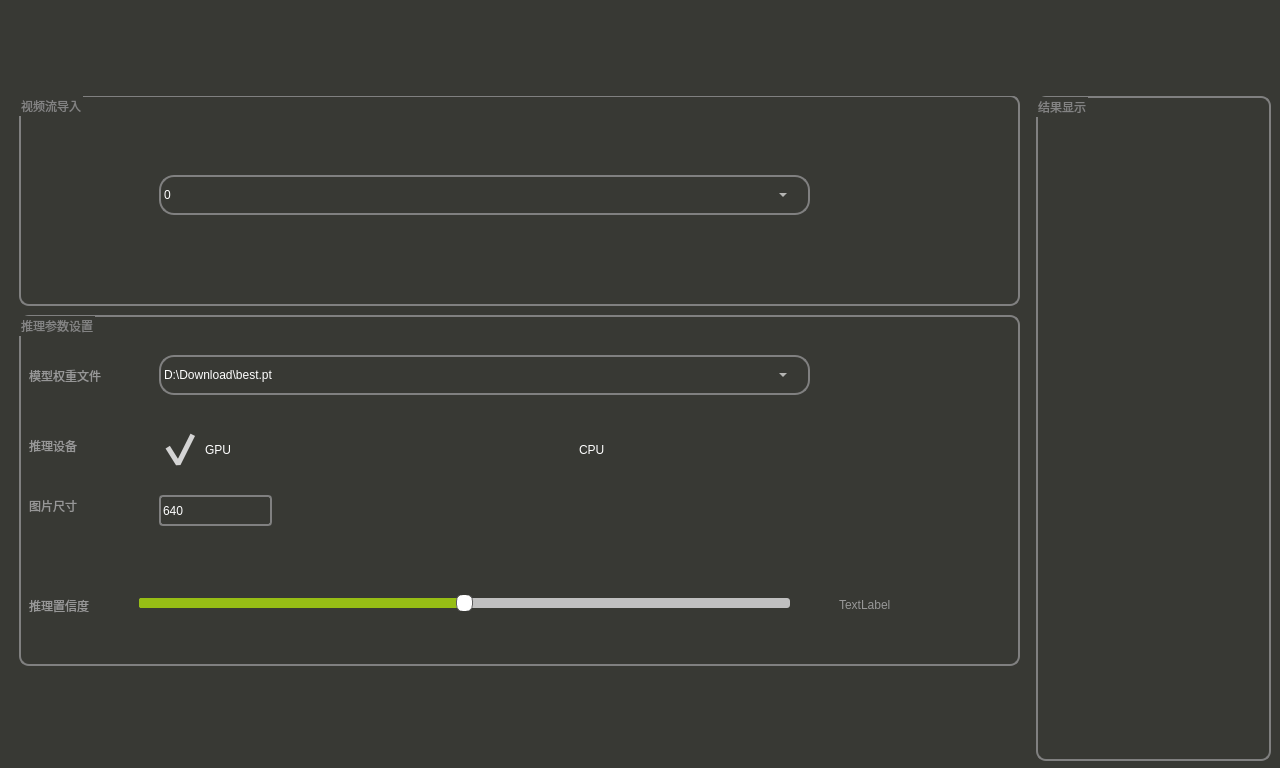
Qt form Project_UI/CrawlerCraneCounterweightDetection/form.ui (Karry11/CrawlerCraneCounterweightDetection) before a commit.
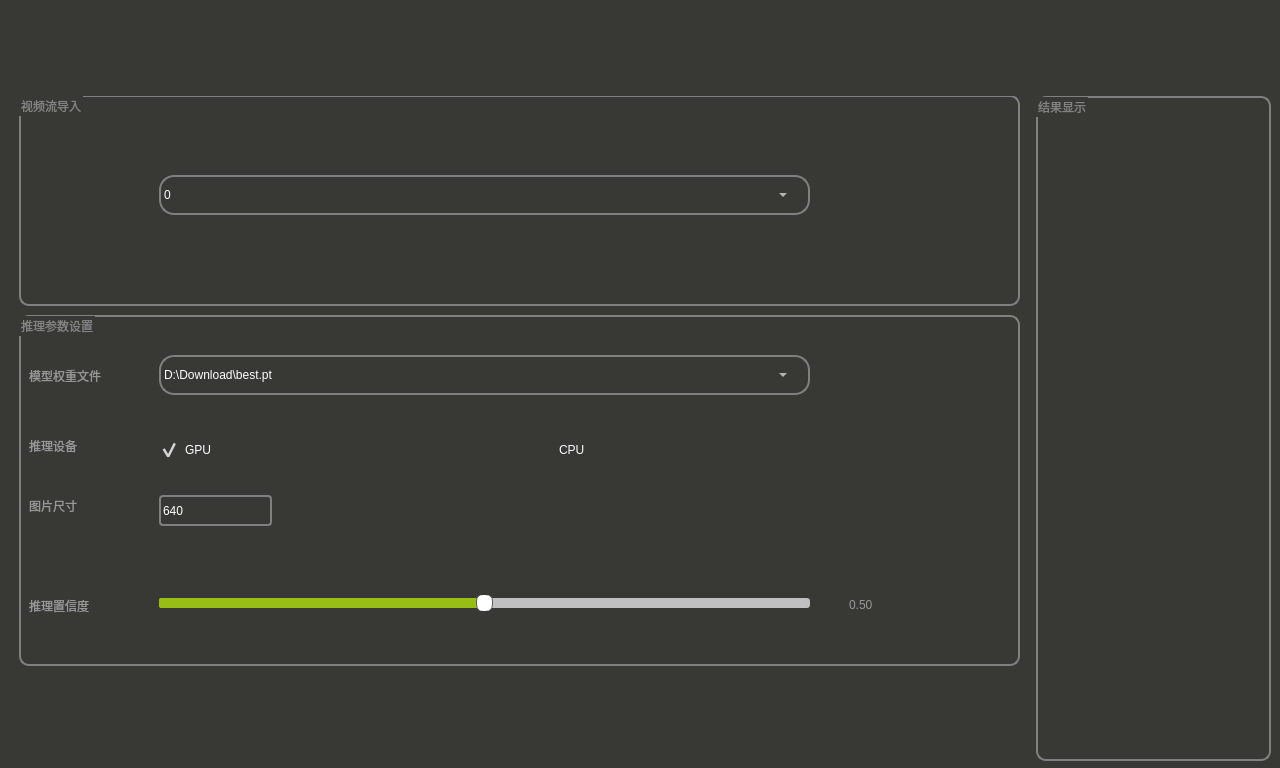
The same form after that commit. The open tabs and pages were chosen to show the change. Icons and pictures are not drawn.

```diff
--- a/Project_UI/CrawlerCraneCounterweightDetection/form.ui
+++ b/Project_UI/CrawlerCraneCounterweightDetection/form.ui
@@ -424,7 +424,7 @@
           <widget class="QSlider" name="conf">
            <property name="geometry">
             <rect>
-             <x>120</x>
+             <x>140</x>
              <y>280</y>
              <width>651</width>
              <height>16</height>
@@ -482,7 +482,7 @@
           <widget class="QLabel" name="conf_value">
            <property name="geometry">
             <rect>
-             <x>820</x>
+             <x>830</x>
              <y>280</y>
              <width>91</width>
              <height>20</height>
@@ -493,7 +493,7 @@
 color: rgb(151, 151, 151);</string>
            </property>
            <property name="text">
-            <string>TextLabel</string>
+            <string>0.50</string>
            </property>
           </widget>
           <widget class="QPushButton" name="open_weight_file">
@@ -657,8 +657,8 @@
 
 QCheckBox::indicator {
     /* 选择框尺寸 */
-    width:40px;
-    height:40px;
+    width:20px;
+    height:20px;
 }
 </string>
               </property>
@@ -681,8 +681,8 @@
 
 QCheckBox::indicator {
     /* 选择框尺寸 */
-    width:40px;
-    height:40px;
+    width:20px;
+    height:20px;
 }</string>
               </property>
               <property name="text">
```
Left out of the diff: 4 changed lines with no effect on the pictures.
